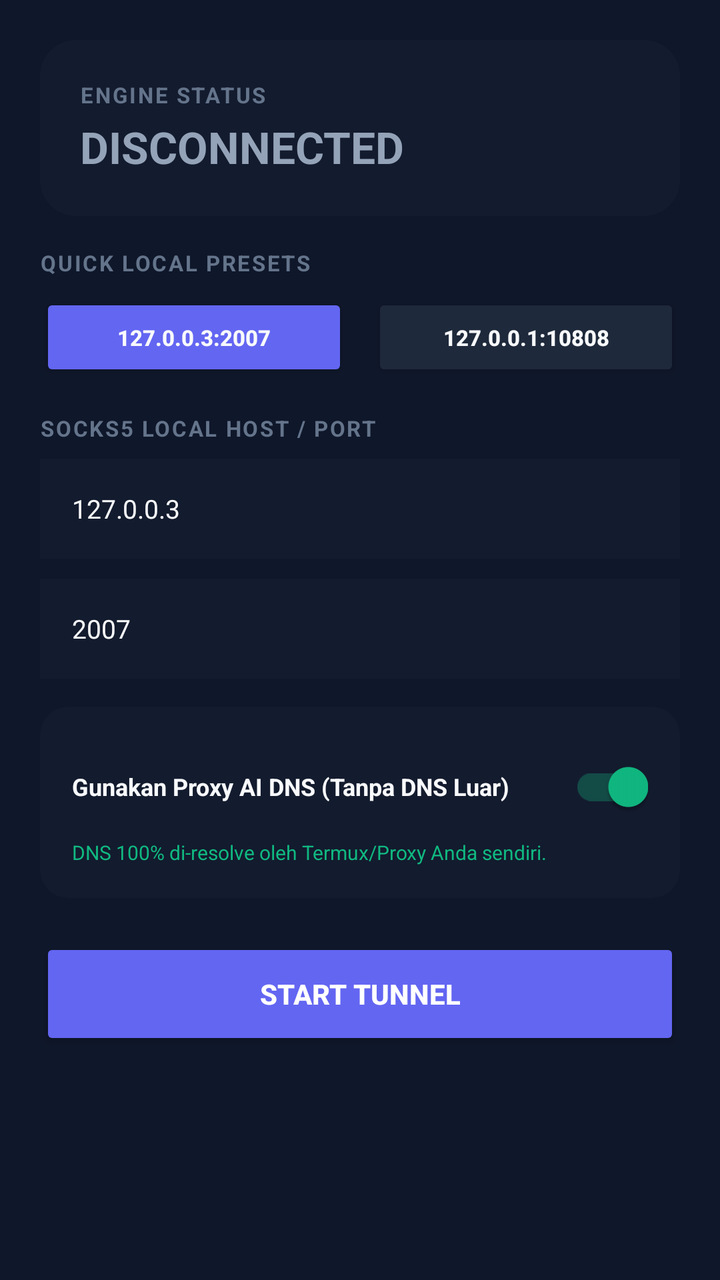
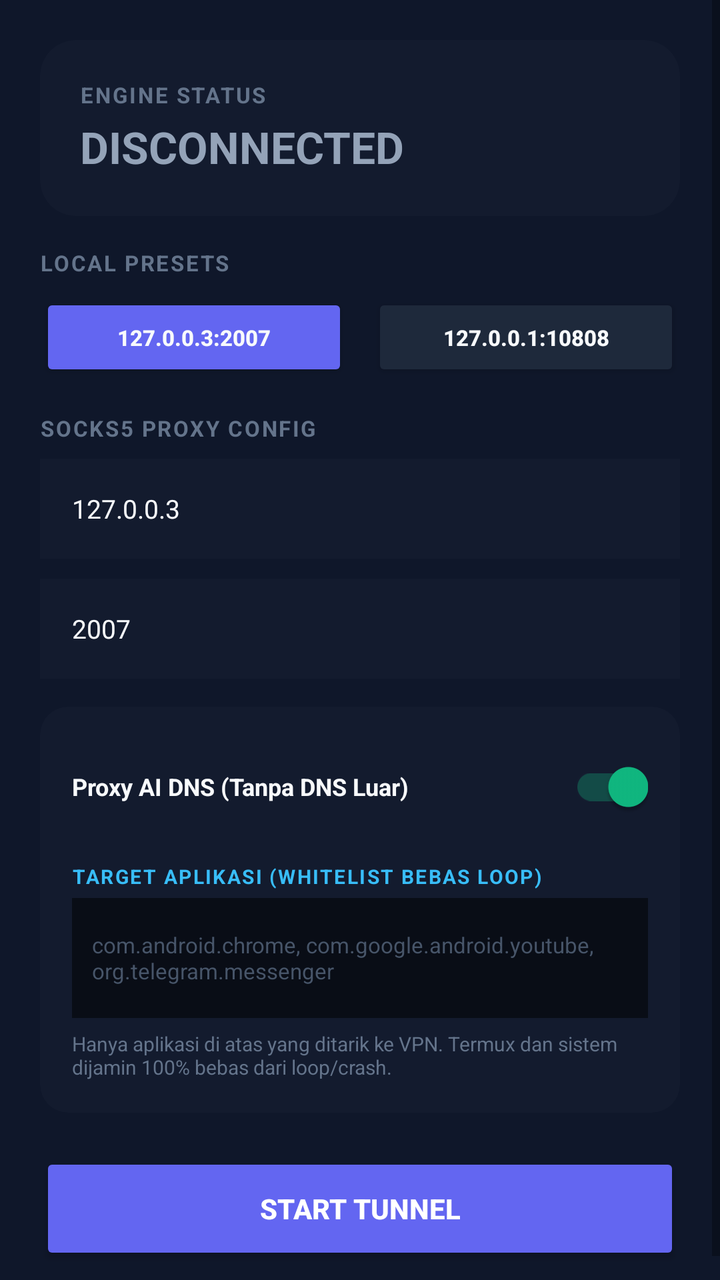

The first picture is an Android layout as it rendered before a commit; the second is the same layout after the commit. The layout source and the unified diff follow.
<!-- AndroidManifest.xml: application theme Theme.NeuralVPN -->
<!-- res/layout/layout_home.xml -->
<?xml version="1.0" encoding="utf-8"?>
<ScrollView
    xmlns:android="http://schemas.android.com/apk/res/android"
    xmlns:app="http://schemas.android.com/apk/res-auto"
    android:layout_width="match_parent"
    android:layout_height="match_parent"
    android:fillViewport="true">

    <LinearLayout
        android:layout_width="match_parent"
        android:layout_height="wrap_content"
        android:orientation="vertical"
        android:padding="20dp">

        
        <androidx.cardview.widget.CardView
            android:layout_width="match_parent"
            android:layout_height="wrap_content"
            app:cardBackgroundColor="#131B2E"
            app:cardCornerRadius="18dp"
            app:cardElevation="0dp"
            android:layout_marginBottom="16dp">

            <LinearLayout
                android:layout_width="match_parent"
                android:layout_height="wrap_content"
                android:orientation="vertical"
                android:padding="20dp">

                <TextView
                    android:layout_width="wrap_content"
                    android:layout_height="wrap_content"
                    android:text="ENGINE STATUS"
                    android:textColor="#64748B"
                    android:textSize="11sp"
                    android:textStyle="bold"
                    android:letterSpacing="0.08" />

                <TextView
                    android:id="@+id/tv_status_badge"
                    android:layout_width="wrap_content"
                    android:layout_height="wrap_content"
                    android:text="DISCONNECTED"
                    android:textColor="#94A3B8"
                    android:textSize="22sp"
                    android:textStyle="bold"
                    android:layout_marginTop="4dp" />
            </LinearLayout>
        </androidx.cardview.widget.CardView>

        
        <TextView
            android:layout_width="wrap_content"
            android:layout_height="wrap_content"
            android:text="QUICK LOCAL PRESETS"
            android:textColor="#64748B"
            android:textSize="11sp"
            android:textStyle="bold"
            android:letterSpacing="0.08"
            android:layout_marginBottom="8dp" />

        <LinearLayout
            android:layout_width="match_parent"
            android:layout_height="wrap_content"
            android:orientation="horizontal"
            android:layout_marginBottom="16dp">

            <Button
                android:id="@+id/btn_preset_termux_2007"
                android:layout_width="0dp"
                android:layout_height="44dp"
                android:layout_weight="1"
                android:text="127.0.0.3:2007"
                android:textSize="11sp"
                android:textStyle="bold"
                android:textColor="#F8FAFC"
                android:backgroundTint="#6366F1"
                android:layout_marginEnd="6dp" />

            <Button
                android:id="@+id/btn_preset_termux_10808"
                android:layout_width="0dp"
                android:layout_height="44dp"
                android:layout_weight="1"
                android:text="127.0.0.1:10808"
                android:textSize="11sp"
                android:textStyle="bold"
                android:textColor="#F8FAFC"
                android:backgroundTint="#1E293B"
                android:layout_marginStart="6dp" />
        </LinearLayout>

        
        <TextView
            android:layout_width="wrap_content"
            android:layout_height="wrap_content"
            android:text="SOCKS5 LOCAL HOST / PORT"
            android:textColor="#64748B"
            android:textSize="11sp"
            android:textStyle="bold"
            android:letterSpacing="0.08"
            android:layout_marginBottom="8dp" />

        <EditText
            android:id="@+id/et_socks_host"
            android:layout_width="match_parent"
            android:layout_height="50dp"
            android:background="#131B2E"
            android:text="127.0.0.3"
            android:textColorHint="#475569"
            android:textColor="#F8FAFC"
            android:paddingStart="16dp"
            android:paddingEnd="16dp"
            android:textSize="13sp"
            android:layout_marginBottom="10dp"
            android:singleLine="true" />

        <EditText
            android:id="@+id/et_socks_port"
            android:layout_width="match_parent"
            android:layout_height="50dp"
            android:background="#131B2E"
            android:text="2007"
            android:textColorHint="#475569"
            android:textColor="#F8FAFC"
            android:inputType="number"
            android:paddingStart="16dp"
            android:paddingEnd="16dp"
            android:textSize="13sp"
            android:layout_marginBottom="14dp"
            android:singleLine="true" />

        
        <androidx.cardview.widget.CardView
            android:layout_width="match_parent"
            android:layout_height="wrap_content"
            app:cardBackgroundColor="#131B2E"
            app:cardCornerRadius="14dp"
            app:cardElevation="0dp"
            android:layout_marginBottom="20dp">

            <LinearLayout
                android:layout_width="match_parent"
                android:layout_height="wrap_content"
                android:orientation="vertical"
                android:padding="16dp">

                <androidx.appcompat.widget.SwitchCompat
                    android:id="@+id/switch_use_internal_dns"
                    android:layout_width="match_parent"
                    android:layout_height="wrap_content"
                    android:text="Gunakan Proxy AI DNS (Tanpa DNS Luar)"
                    android:textColor="#F8FAFC"
                    android:textSize="12sp"
                    android:textStyle="bold"
                    android:checked="true" />

                <TextView
                    android:layout_width="match_parent"
                    android:layout_height="wrap_content"
                    android:text="DNS 100% di-resolve oleh Termux/Proxy Anda sendiri."
                    android:textColor="#10B981"
                    android:textSize="10sp"
                    android:layout_marginTop="2dp" />

                <EditText
                    android:id="@+id/et_dns_addr"
                    android:layout_width="match_parent"
                    android:layout_height="46dp"
                    android:background="#090D16"
                    android:hint="Custom DNS (e.g. 1.1.1.1)"
                    android:textColorHint="#475569"
                    android:textColor="#F8FAFC"
                    android:paddingStart="12dp"
                    android:paddingEnd="12dp"
                    android:textSize="12sp"
                    android:layout_marginTop="10dp"
                    android:singleLine="true"
                    android:visibility="gone" />
            </LinearLayout>
        </androidx.cardview.widget.CardView>

        
        <Button
            android:id="@+id/btn_toggle_vpn"
            android:layout_width="match_parent"
            android:layout_height="56dp"
            android:text="START TUNNEL"
            android:textColor="#FFFFFF"
            android:textStyle="bold"
            android:textSize="14sp"
            android:backgroundTint="#6366F1" />

    </LinearLayout>
</ScrollView>
<!-- resources referenced by this layout -->
<resources>
  <style name="Theme.NeuralVPN" parent="Theme.MaterialComponents.DayNight.NoActionBar">
          <item name="colorPrimary">#6366F1</item>
          <item name="colorPrimaryVariant">#4F46E5</item>
          <item name="colorOnPrimary">#FFFFFF</item>
          <item name="colorSecondary">#10B981</item>
          <item name="colorSecondaryVariant">#059669</item>
          <item name="colorOnSecondary">#FFFFFF</item>
          <item name="android:statusBarColor">#0F172A</item>
          <item name="android:navigationBarColor">#0F172A</item>
          <item name="android:windowBackground">#0F172A</item>
      </style>
</resources>

<!-- the commit's change to res/layout/layout_home.xml (unified diff, before → after) -->
@@ -52,7 +52,7 @@
         <TextView
             android:layout_width="wrap_content"
             android:layout_height="wrap_content"
-            android:text="QUICK LOCAL PRESETS"
+            android:text="LOCAL PRESETS"
             android:textColor="#64748B"
             android:textSize="11sp"
             android:textStyle="bold"
@@ -94,7 +94,7 @@
         <TextView
             android:layout_width="wrap_content"
             android:layout_height="wrap_content"
-            android:text="SOCKS5 LOCAL HOST / PORT"
+            android:text="SOCKS5 PROXY CONFIG"
             android:textColor="#64748B"
             android:textSize="11sp"
             android:textStyle="bold"
@@ -149,34 +149,41 @@
                     android:id="@+id/switch_use_internal_dns"
                     android:layout_width="match_parent"
                     android:layout_height="wrap_content"
-                    android:text="Gunakan Proxy AI DNS (Tanpa DNS Luar)"
+                    android:text="Proxy AI DNS (Tanpa DNS Luar)"
                     android:textColor="#F8FAFC"
                     android:textSize="12sp"
                     android:textStyle="bold"
                     android:checked="true" />
 
                 <TextView
+                    android:layout_width="wrap_content"
+                    android:layout_height="wrap_content"
+                    android:text="TARGET APLIKASI (WHITELIST BEBAS LOOP)"
+                    android:textColor="#38BDF8"
+                    android:textSize="10sp"
+                    android:textStyle="bold"
+                    android:letterSpacing="0.08"
+                    android:layout_marginTop="14dp"
+                    android:layout_marginBottom="4dp" />
+
+                <EditText
+                    android:id="@+id/et_target_packages"
                     android:layout_width="match_parent"
-                    android:layout_height="wrap_content"
-                    android:text="DNS 100% di-resolve oleh Termux/Proxy Anda sendiri."
-                    android:textColor="#10B981"
-                    android:textSize="10sp"
-                    android:layout_marginTop="2dp" />
-
-                <EditText
-                    android:id="@+id/et_dns_addr"
-                    android:layout_width="match_parent"
-                    android:layout_height="46dp"
+                    android:layout_height="60dp"
                     android:background="#090D16"
-                    android:hint="Custom DNS (e.g. 1.1.1.1)"
+                    android:hint="com.android.chrome, com.google.android.youtube, org.telegram.messenger"
                     android:textColorHint="#475569"
                     android:textColor="#F8FAFC"
-                    android:paddingStart="12dp"
-                    android:paddingEnd="12dp"
-                    android:textSize="12sp"
-                    android:layout_marginTop="10dp"
-                    android:singleLine="true"
-                    android:visibility="gone" />
+                    android:padding="10dp"
+                    android:textSize="11sp" />
+
+                <TextView
+                    android:layout_width="match_parent"
+                    android:layout_height="wrap_content"
+                    android:text="Hanya aplikasi di atas yang ditarik ke VPN. Termux dan sistem dijamin 100% bebas dari loop/crash."
+                    android:textColor="#64748B"
+                    android:textSize="10sp"
+                    android:layout_marginTop="6dp" />
             </LinearLayout>
         </androidx.cardview.widget.CardView>
 
